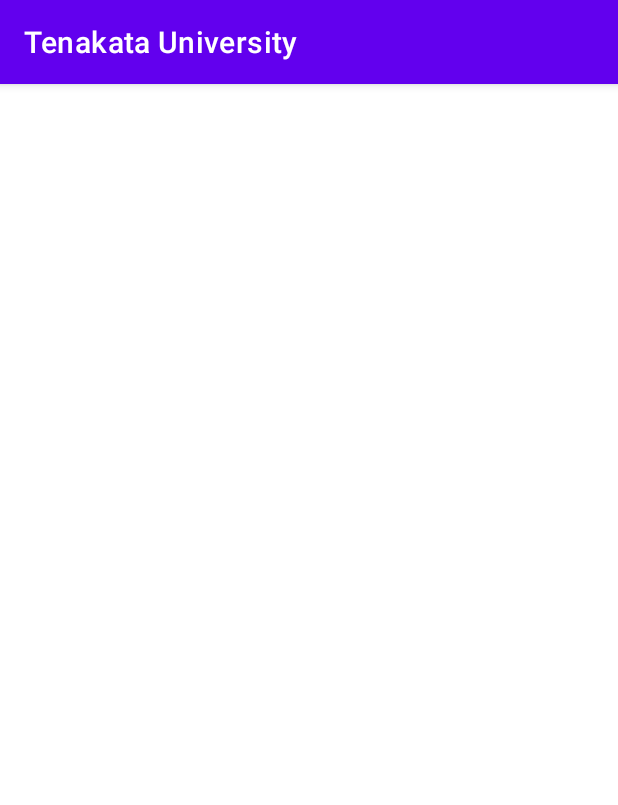
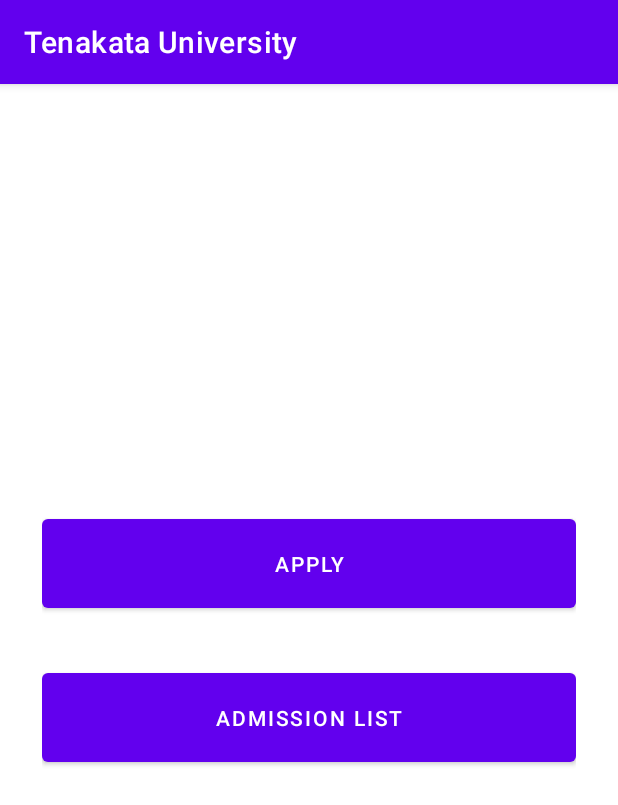
Before and after one commit to Aleqi/TenakataUniversity, an Android app: the screen it shows after launch (MainActivity), on a phone screen of 412 x 824 dp. Shown: the top 805 px of the screen. Run offline under Robolectric (Android 15) with nearby library versions, the phone set to English and light mode, and no system bars; our stand-ins replace data binding; 1 statement that could not run was skipped.

Commit message:
Add fragment navigation host to the activity_main.xml

```diff
--- a/app/src/main/java/com/tenakatauniversity/Dashboard.java
+++ b/app/src/main/java/com/tenakatauniversity/Dashboard.java
@@ -4,6 +4,7 @@ import android.os.Bundle;
 import androidx.annotation.NonNull;
 import androidx.annotation.Nullable;
 import androidx.fragment.app.Fragment;
+import androidx.lifecycle.Observer;
 import androidx.lifecycle.ViewModelProvider;
 import android.view.LayoutInflater;
 import android.view.View;
@@ -20,6 +21,11 @@ public class Dashboard extends Fragment {
                              @Nullable Bundle savedInstanceState) {
         DashboardFragmentBinding binding = DashboardFragmentBinding.inflate(inflater, container, false);
         mViewModel = new ViewModelProvider(this).get(DashboardViewModel.class);
+        mViewModel.navigateToAdmissionResultsFragmentLiveData.observe(getViewLifecycleOwner(), result -> {
+            if (result != null && result) {
+
+            }
+        });
         return binding.getRoot();
     }
 
--- a/app/src/main/res/layout/activity_main.xml
+++ b/app/src/main/res/layout/activity_main.xml
@@ -5,7 +5,22 @@
     android:layout_width="match_parent"
     android:layout_height="match_parent"
     tools:context=".MainActivity"
-    android:layout_margin="20dp"
     >
 
+    <fragment
+        android:id="@+id/nav_host_fragment"
+        android:name="androidx.navigation.fragment.NavHostFragment"
+        android:layout_width="0dp"
+        android:layout_height="0dp"
+        android:layout_marginLeft="8dp"
+        android:layout_marginTop="8dp"
+        android:layout_marginRight="8dp"
+        android:layout_marginBottom="8dp"
+        app:defaultNavHost="true"
+        app:layout_constraintBottom_toBottomOf="parent"
+        app:layout_constraintLeft_toLeftOf="parent"
+        app:layout_constraintRight_toRightOf="parent"
+        app:layout_constraintTop_toTopOf="parent"
+        app:navGraph="@navigation/nav_graph" />
+
 </androidx.constraintlayout.widget.ConstraintLayout>
--- a/app/src/main/res/layout/dashboard_fragment.xml
+++ b/app/src/main/res/layout/dashboard_fragment.xml
@@ -23,6 +23,7 @@
             android:layout_height="wrap_content"
             android:layout_width="0dp"
             android:text="@string/apply"
+            android:paddingVertical="20dp"
             app:layout_constraintStart_toStartOf="parent"
             app:layout_constraintEnd_toEndOf="parent"
             app:layout_constraintTop_toTopOf="parent"
@@ -35,6 +36,7 @@
             android:layout_height="wrap_content"
             android:layout_width="0dp"
             android:text="@string/admission_list"
+            android:paddingVertical="20dp"
             app:layout_constraintStart_toStartOf="parent"
             app:layout_constraintEnd_toEndOf="parent"
             app:layout_constraintTop_toBottomOf="@+id/bt_apply"
--- /dev/null
+++ b/app/src/main/res/navigation/nav_graph.xml
@@ -0,0 +1,13 @@
+<?xml version="1.0" encoding="utf-8"?>
+<navigation xmlns:android="http://schemas.android.com/apk/res/android"
+    xmlns:app="http://schemas.android.com/apk/res-auto"
+    xmlns:tools="http://schemas.android.com/tools"
+    android:id="@+id/nav_graph"
+    app:startDestination="@id/dashboard">
+
+    <fragment
+        android:id="@+id/dashboard"
+        android:name="com.tenakatauniversity.Dashboard"
+        android:label="dashboard_fragment"
+        tools:layout="@layout/dashboard_fragment" />
+</navigation>
```
Also changed, not shown: app/src/main/java/com/tenakatauniversity/DashboardViewModel.java (+23 -1 lines).
